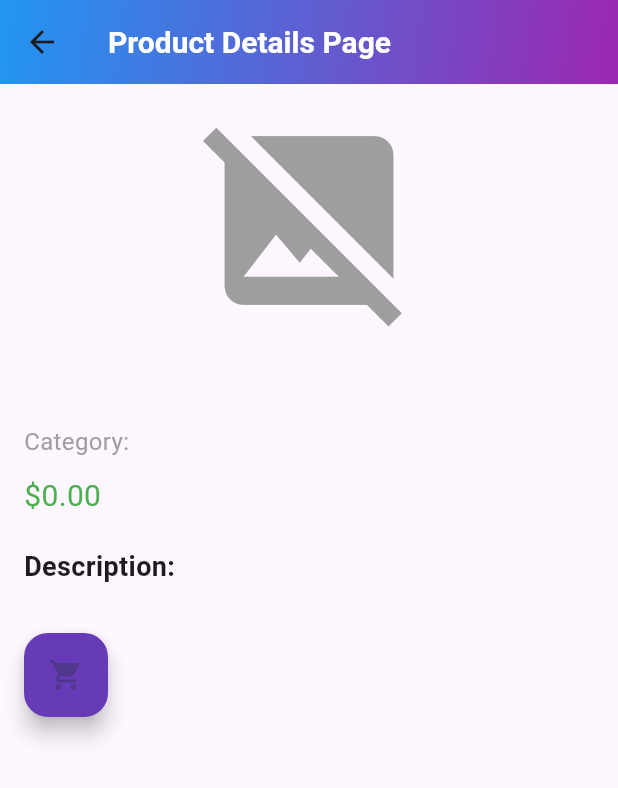
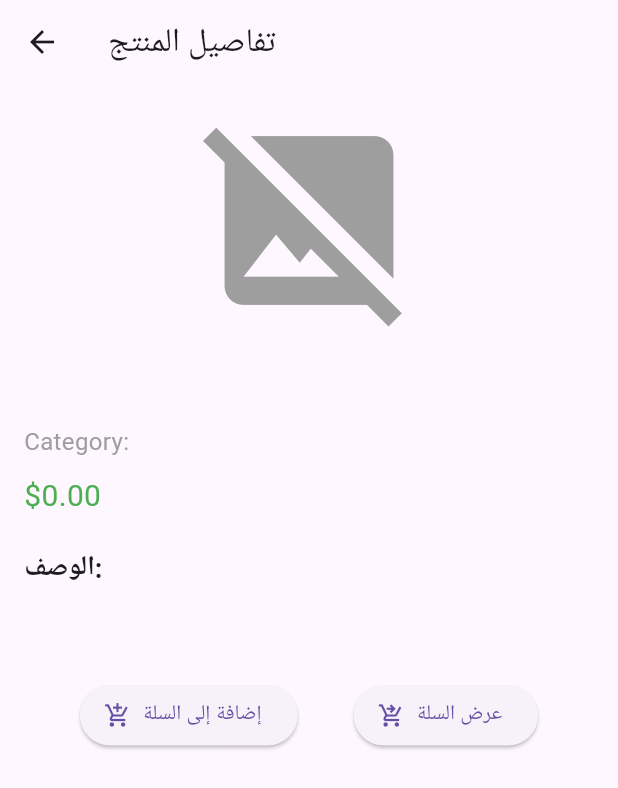
Before and after one commit to Yousifsaadabd/test, a Flutter app: the ProductDetailsPage screen opened directly with empty values, on a phone screen of 412 x 824 dp. Shown: the top 788 px of the screen. Run offline on Flutter 3.47's test engine with Material 3 defaults, Android fonts, the phone set to English and light mode, and no system bars; our stand-ins replace shared_preferences; accounts and stored records are empty.

Commit message:
check changes

```diff
--- a/lib/class.dart
+++ b/lib/class.dart
@@ -10,4 +10,18 @@ class CartItem {
     required this.price,
     this.quantity = 1,
   });
+
+  Map<String, dynamic> toJson() => {
+        'id': id,
+        'title': title,
+        'price': price,
+        'quantity': quantity,
+      };
+
+  factory CartItem.fromJson(Map<String, dynamic> json) => CartItem(
+        id: json['id'],
+        title: json['title'],
+        price: json['price'],
+        quantity: json['quantity'],
+      );
 }
--- a/lib/product_details_page.dart
+++ b/lib/product_details_page.dart
@@ -2,66 +2,53 @@ import 'package:carousel_slider/carousel_slider.dart';
 import 'package:flutter/material.dart';
 import 'package:flutter_application_1/cartpage.dart';
 import 'package:flutter_application_1/class.dart';
-
-import 'dash.dart'; // to   Product
+import 'package:flutter_application_1/cart_utils.dart' as cart_utils;
+import 'package:flutter_application_1/dash.dart';
 
 class ProductDetailsPage extends StatelessWidget {
   final Product product;
 
-  ProductDetailsPage({super.key, required this.product});
-  final List<CartItem> cartItems =
-      []; // This should ideally be managed by a state management solution
-  void addToCart(Product product) {
-    final existingItem = cartItems.firstWhere(
-      (item) => item.id == product.id,
-      orElse: () => CartItem(
-          id: product.id.toString(),
-          title: product.title,
-          price: product.price),
-    );
+  const ProductDetailsPage({super.key, required this.product});
 
-    if (existingItem.id == product.id) {
-      existingItem.quantity++;
+  Future<void> addToCart(Product product, BuildContext context) async {
+    List<CartItem> cartItems = await cart_utils.loadCartItems();
+
+    final index =
+        cartItems.indexWhere((item) => item.id == product.id.toString());
+    if (index != -1) {
+      cartItems[index].quantity++;
     } else {
       cartItems.add(CartItem(
         id: product.id.toString(),
         title: product.title,
         price: product.price,
+        quantity: 1,
       ));
     }
+
+    await cart_utils.saveCartItems(cartItems);
+
+    ScaffoldMessenger.of(context).showSnackBar(
+      const SnackBar(content: Text("تمت إضافة المنتج إلى السلة")),
+    );
+  }
+
+  void openCartPage(BuildContext context) {
+    Navigator.push(
+      context,
+      MaterialPageRoute(builder: (context) => const CartPage()),
+    );
   }
 
   @override
   Widget build(BuildContext context) {
     return Scaffold(
-      appBar: AppBar(
-        title: const Text('Product Details Page'),
-        titleTextStyle: const TextStyle(
-          fontSize: 20,
-          fontWeight: FontWeight.bold,
-          color: Colors.white,
-        ),
-        backgroundColor: Colors.blueAccent,
-        flexibleSpace: Container(
-          decoration: BoxDecoration(
-            gradient: LinearGradient(
-              colors: Theme.of(context).brightness == Brightness.light
-                  ? [Colors.blue, Colors.purple]
-                  : Theme.of(context).brightness == Brightness.dark
-                      ? [Colors.grey.shade800, Colors.grey.shade900]
-                      : [Colors.black.withOpacity(0.7), Colors.black],
-              begin: Alignment.topLeft,
-              end: Alignment.bottomRight,
-            ),
-          ),
-        ),
-      ),
+      appBar: AppBar(title: const Text('تفاصيل المنتج')),
       body: SingleChildScrollView(
         padding: const EdgeInsets.all(16),
         child: Column(
           crossAxisAlignment: CrossAxisAlignment.start,
           children: [
-            ///  سلايدر الصور
             if (product.images.isNotEmpty)
               CarouselSlider(
                 options: CarouselOptions(
@@ -101,9 +88,7 @@ class ProductDetailsPage extends StatelessWidget {
                 child: Icon(Icons.image_not_supported,
                     size: 150, color: Colors.grey),
               ),
-
             const SizedBox(height: 20),
-
             Text(
               product.title,
               style: const TextStyle(fontSize: 22, fontWeight: FontWeight.bold),
@@ -120,7 +105,7 @@ class ProductDetailsPage extends StatelessWidget {
             ),
             const SizedBox(height: 20),
             const Text(
-              'Description:',
+              'الوصف:',
               style: TextStyle(fontSize: 18, fontWeight: FontWeight.w600),
             ),
             const SizedBox(height: 8),
@@ -128,22 +113,21 @@ class ProductDetailsPage extends StatelessWidget {
               product.description,
               style: const TextStyle(fontSize: 16),
             ),
-            FloatingActionButton(
-              onPressed: () {
-                Navigator.push(
-                  context,
-                  MaterialPageRoute(
-                    builder: (context) => CartPage(
-                      cartItems: cartItems,
-                      onRemove: (item) {
-                        cartItems.remove(item);
-                      },
-                    ),
-                  ),
-                );
-              },
-              backgroundColor: Colors.deepPurple,
-              child: const Icon(Icons.shopping_cart),
+            const SizedBox(height: 30),
+            Row(
+              mainAxisAlignment: MainAxisAlignment.spaceEvenly,
+              children: [
+                ElevatedButton.icon(
+                  onPressed: () => addToCart(product, context),
+                  icon: const Icon(Icons.add_shopping_cart),
+                  label: const Text("إضافة إلى السلة"),
+                ),
+                ElevatedButton.icon(
+                  onPressed: () => openCartPage(context),
+                  icon: const Icon(Icons.shopping_cart_checkout),
+                  label: const Text("عرض السلة"),
+                ),
+              ],
             ),
           ],
         ),
```
Also changed, not shown: lib/cart_utils.dart (added, +21 -0 lines), lib/cartpage.dart (+34 -10 lines), lib/dash.dart (+33 -24 lines).
